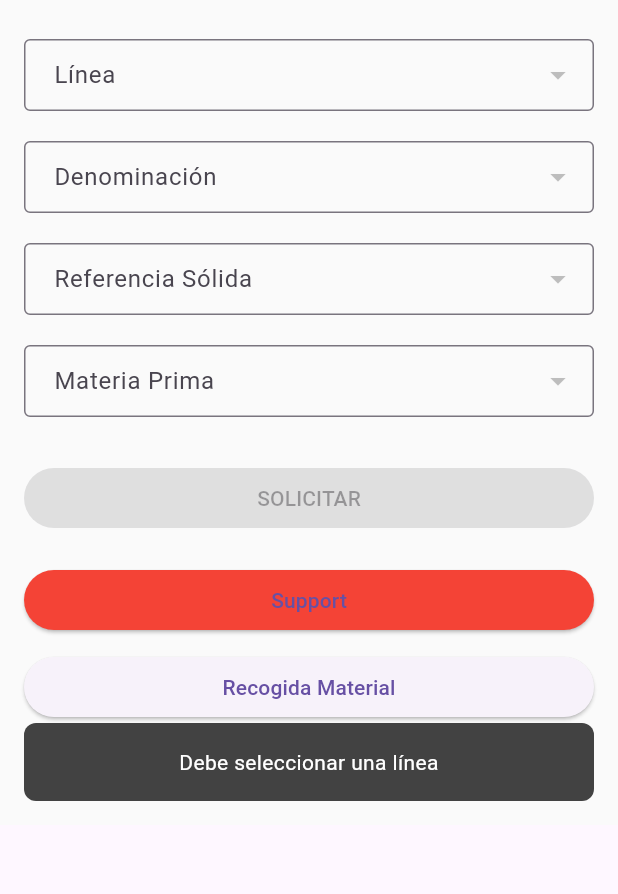
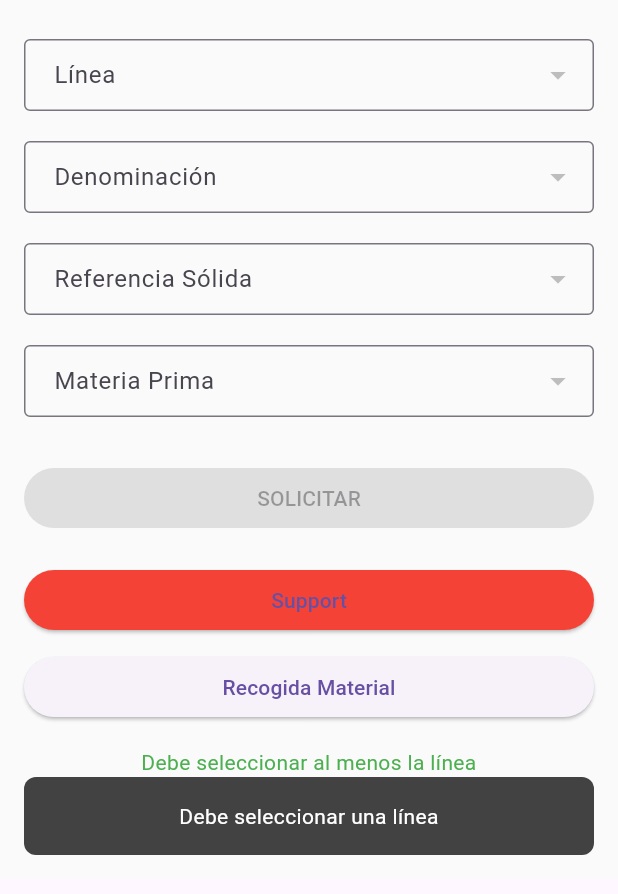
Before and after one commit to MimikaAckerman/app_warehouse_flutter, a Flutter app: the PeticionMaterialOperarioScreen widget shown alone on an empty page, opened directly with empty values, after a tap on "Recogida Material", after a tap on "Support", on a phone screen of 412 x 824 dp. Shown: the top 894 px of the screen. Run offline on Flutter 3.47's test engine with Material 3 defaults, Android fonts, the phone set to English and light mode, and no system bars; network calls fail.

Commit message:
boton de recogida material realizado

```diff
--- a/lib/screens/peticion_material_operario_screen.dart
+++ b/lib/screens/peticion_material_operario_screen.dart
@@ -31,6 +31,9 @@ class _PeticionMaterialOperarioScreenState
   String? _selectedReferenciaSolida;
   String? _selectedMateriaPrima;
   String? _selectedMateriaPrimaId;
+
+  String? _selectedNo;
+  String? _selectedRefpt;
 
   bool _isLoading = true;
   String? _successMessage;
@@ -111,90 +114,57 @@ class _PeticionMaterialOperarioScreenState
   Future<void> registrarRecogidaMaterial() async {
     if (_selectedLinea == null) {
       setState(() {
-        toastMessage = 'Debe seleccionar una línea';
-        showToast = true;
+        _successMessage = 'Debe seleccionar al menos la línea';
       });
       return;
     }
 
     try {
-      final response = await http.get(
-        Uri.parse('https://api-psc-warehouse.azurewebsites.net/lrefs'),
-      );
-
-      if (response.statusCode == 200) {
-        final data = jsonDecode(response.body);
-        final peticion = data.firstWhere(
+      final peticion = _data.firstWhere(
         (item) => item['linea'] == _selectedLinea,
         orElse: () => {},
       );
 
-        final peticionId = peticion['id'];
-
-        if (peticionId == null) {
+      if (peticion.isEmpty) {
         setState(() {
-            toastMessage = 'No se encontró el ID de la petición';
-            showToast = true;
+          _successMessage = 'No se encontró un ID para la línea seleccionada';
         });
         return;
       }
 
-        final url =
-            'https://api-psc-warehouse.azurewebsites.net/status-recogida/$peticionId/status/PENDIENTE';
-
-        final recogidaResponse = await http.put(
+      final peticionId = peticion['id'];
+      final url = 'https://api-psc-warehouse.azurewebsites.net/status-material';
+      final recogidaResponse = await http.post(
         Uri.parse(url),
-          headers: {'Content-Type': 'application/json'},
+        headers: {
+          'Content-Type': 'application/json',
+        },
+        body: jsonEncode({
+          'linea': _selectedLinea,
+          'status_recogida': 'PENDIENTE',
+        }),
       );
 
       if (recogidaResponse.statusCode == 200) {
         setState(() {
-            toastMessage = 'Recogida de material registrada como PENDIENTE';
-            showToast = true;
-          });
-
-          // Actualizar la interfaz de usuario con la nueva solicitud de recogida
-          final newRecogida = {
-            'id': peticionId,
-            'linea': _selectedLinea,
-            'status_recogida': 'PENDIENTE',
-            'timeHour': DateTime.now().toString(),
-          };
-
-          setState(() {
-            recogidaData.add(newRecogida);
-            filteredRecogidaData = recogidaData
-                .where((recogida) =>
-                    recogida['linea'] == _selectedLinea &&
-                    recogida['status_recogida'] != 'RECOGIDO')
-                .toList();
+          _successMessage = 'Recogida de material registrada como PENDIENTE';
         });
       } else {
         final errorData = jsonDecode(recogidaResponse.body);
-          print("Error de la API: $errorData");
         setState(() {
-            toastMessage =
+          _successMessage =
               'Error al registrar la recogida: ${errorData['message']}';
-            showToast = true;
-          });
-        }
-      } else {
-        print("Error al obtener los datos de la API");
-        setState(() {
-          toastMessage = 'Error al obtener los datos de la API';
-          showToast = true;
         });
       }
     } catch (error) {
-      print('Error al enviar la solicitud: $error');
+      print("❌ Error al enviar la solicitud: $error");
       setState(() {
-        toastMessage = 'Error al realizar la solicitud';
-        showToast = true;
+        _successMessage = 'Error al realizar la solicitud';
       });
     }
   }
+
 //boton de support en la linea
-
   Future<void> registrarSupport() async {
     if (selectedLinea == null) {
       setState(() {
```
Lines whose indentation alone changed are shown as unchanged.
